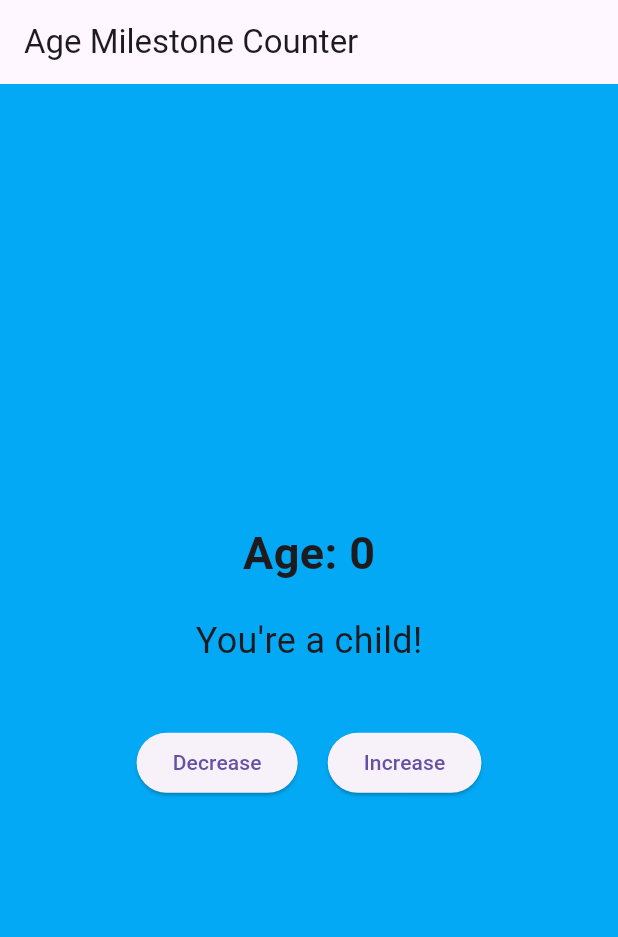
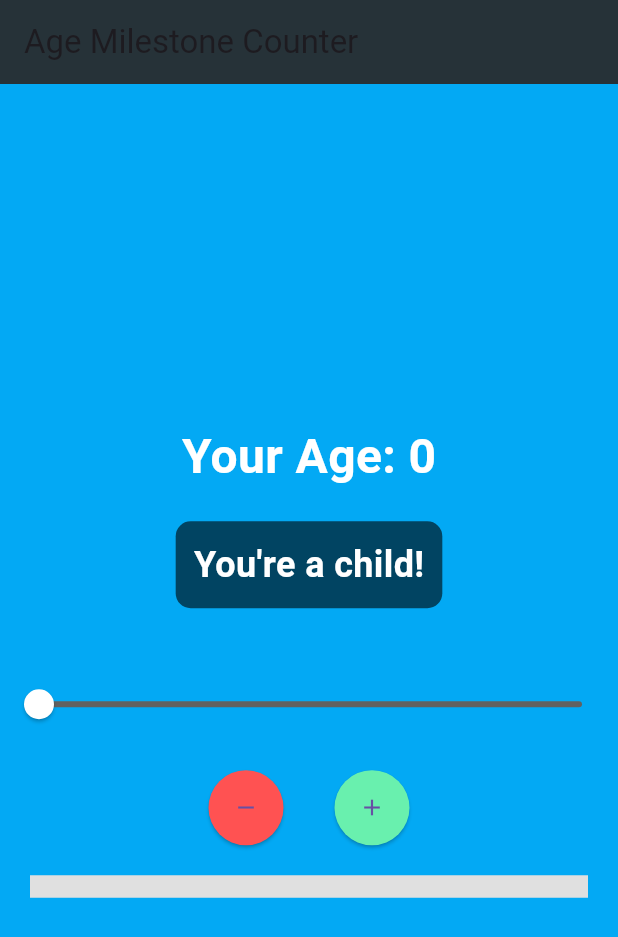
Before and after one commit to abdulmujeeb4ahmed/age_milestones, a Flutter app: the screen it shows after launch, on a phone screen of 412 x 824 dp. Shown: the top 937 px of the screen. Run offline on Flutter 3.47's test engine with Material 3 defaults, Android fonts, the phone set to English and light mode, and no system bars.

Commit message:
Added slider and progress bar with age milestones

```diff
--- a/lib/main.dart
+++ b/lib/main.dart
@@ -20,10 +20,10 @@ class AgeCounterScreen extends StatefulWidget {
 }
 
 class _AgeCounterScreenState extends State<AgeCounterScreen> {
-  int age = 0;
+  double age = 0; // Age stored as double for slider
 
   // Function to determine the milestone message and background color
-  Map<String, dynamic> getAgeMilestone(int age) {
+  Map<String, dynamic> getAgeMilestone(double age) {
     if (age >= 0 && age <= 12) {
       return {'message': "You're a child!", 'color': Colors.lightBlue};
     } else if (age >= 13 && age <= 19) {
@@ -37,48 +37,116 @@ class _AgeCounterScreenState extends State<AgeCounterScreen> {
     }
   }
 
+  // Function to get progress bar color
+  Color getProgressColor(double age) {
+    if (age <= 33) return Colors.green;
+    if (age <= 67) return Colors.yellow;
+    return Colors.red;
+  }
+
   @override
   Widget build(BuildContext context) {
     var milestone = getAgeMilestone(age);
 
     return Scaffold(
       backgroundColor: milestone['color'],
-      appBar: AppBar(title: Text("Age Milestone Counter")),
+      appBar: AppBar(
+        title: Text("Age Milestone Counter"),
+        backgroundColor: Colors.blueGrey[900],
+      ),
       body: Center(
         child: Column(
           mainAxisAlignment: MainAxisAlignment.center,
           children: [
             Text(
-              "Age: $age",
-              style: TextStyle(fontSize: 30, fontWeight: FontWeight.bold),
+              "Your Age: ${age.toInt()}",
+              style: TextStyle(
+                fontSize: 32,
+                fontWeight: FontWeight.bold,
+                color: Colors.white,
+              ),
             ),
             SizedBox(height: 20),
-            Text(
-              milestone['message'],
-              style: TextStyle(fontSize: 24),
+            Container(
+              padding: EdgeInsets.all(12),
+              decoration: BoxDecoration(
+                color: Colors.black.withOpacity(0.6),
+                borderRadius: BorderRadius.circular(10),
+              ),
+              child: Text(
+                milestone['message'],
+                style: TextStyle(
+                  fontSize: 24,
+                  fontWeight: FontWeight.bold,
+                  color: Colors.white,
+                ),
+              ),
             ),
             SizedBox(height: 40),
+
+            // Age Slider
+            Slider(
+              value: age,
+              min: 0,
+              max: 99,
+              divisions: 99,
+              label: age.toInt().toString(),
+              activeColor: Colors.white,
+              inactiveColor: Colors.grey[700],
+              onChanged: (newValue) {
+                setState(() {
+                  age = newValue;
+                });
+              },
+            ),
+
+            SizedBox(height: 20),
+
+            // Increment & Decrement Buttons
             Row(
               mainAxisAlignment: MainAxisAlignment.center,
               children: [
                 ElevatedButton(
                   onPressed: () {
                     setState(() {
-                      if (age > 0) age--; // Decrease age
+                      if (age > 0) age--;
                     });
                   },
-                  child: Text("Decrease"),
+                  child: Icon(Icons.remove),
+                  style: ElevatedButton.styleFrom(
+                    backgroundColor: Colors.redAccent,
+                    shape: CircleBorder(),
+                    padding: EdgeInsets.all(16),
+                  ),
                 ),
                 SizedBox(width: 20),
                 ElevatedButton(
                   onPressed: () {
                     setState(() {
-                      age++; // Increase age
+                      if (age < 99) age++;
                     });
                   },
-                  child: Text("Increase"),
+                  child: Icon(Icons.add),
+                  style: ElevatedButton.styleFrom(
+                    backgroundColor: Colors.greenAccent,
+                    shape: CircleBorder(),
+                    padding: EdgeInsets.all(16),
+                  ),
                 ),
               ],
+            ),
+
+            SizedBox(height: 20),
+
+            // Progress Bar
+            Padding(
+              padding: const EdgeInsets.symmetric(horizontal: 20),
+              child: LinearProgressIndicator(
+                value: age / 99,
+                color: getProgressColor(age),
+                backgroundColor: Colors.grey[300],
+                minHeight: 15,
+              ),
             ),
           ],
         ),
```
